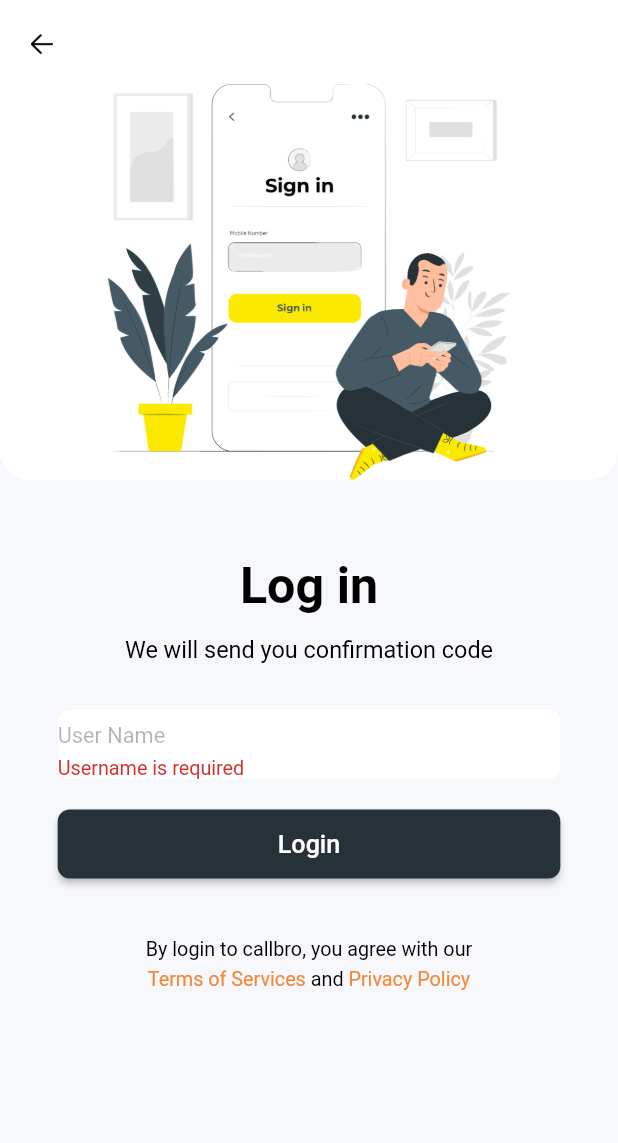
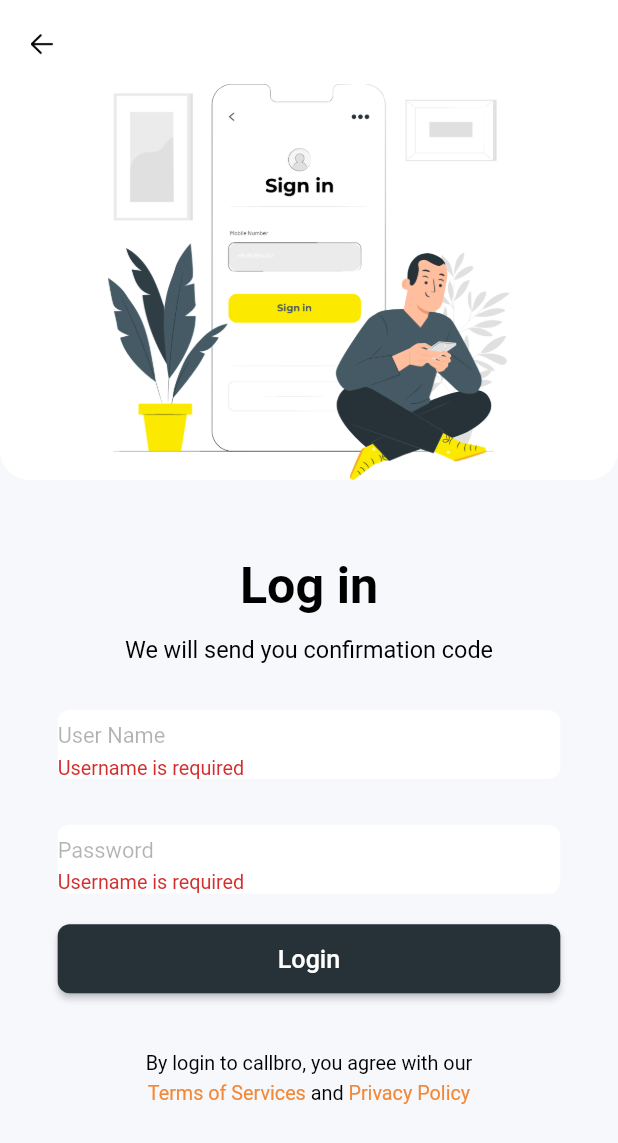
Before and after one commit to gopika-projects/computek, a Flutter app: the LoginView screen opened by its route, after a tap on "Login", on a phone screen of 412 x 824 dp. Shown: the top 1143 px of the screen. Run offline on Flutter 3.47's test engine with Material 2 defaults, Android fonts, the phone set to English and light mode, and no system bars; our stand-ins replace country_code_picker, flutter_screenutil, fluttertoast, shared_preferences; accounts and stored records are empty; Roboto replaces fonts that are missing (Barlow); statements that could not run were skipped.

Commit message:
password field

```diff
--- a/lib/UI/login/login_view.dart
+++ b/lib/UI/login/login_view.dart
@@ -73,7 +73,7 @@ class LoginView extends StatelessWidget {
                         ),
                       ),
                       textFieldWidget(model),
-                      //textFieldWidget(model),
+                      //  textFieldWidget(model),
                       buttonWidget(model),
                       footerText(),
                       SizedBox(height: 81.h),
@@ -131,7 +131,9 @@ class LoginView extends StatelessWidget {
     return Form(
       key: model.formKey,
       autovalidateMode: model.autovalidateMode,
-      child: Container(
+      child: Column(
+        children: [
+          Container(
             height: 46,
             width: ScreenSize.width,
             decoration: BoxDecoration(
@@ -178,6 +180,56 @@ class LoginView extends StatelessWidget {
               ],
             ),
           ),
+          Container(
+            height: 46,
+            width: ScreenSize.width,
+            decoration: BoxDecoration(
+              color: Palette.white,
+              borderRadius: BorderRadius.circular(8),
+            ),
+            margin: EdgeInsets.only(top: 30.h),
+            child: Row(
+              children: [
+                Expanded(
+                  child: TextFormField(
+                    obscureText: true,
+                    keyboardType: TextInputType.text,
+                    //maxLength: 10,
+                    //maxLengthEnforcement: MaxLengthEnforcement.enforced,
+                    buildCounter: (
+                      context, {
+                      required currentLength,
+                      required isFocused,
+                      maxLength,
+                    }) {
+                      return const SizedBox();
+                    },
+                    decoration: InputDecoration(
+                      border: InputBorder.none,
+                      hintText: 'Password',
+                      hintStyle: TextStyle(
+                        fontSize: 13.sp,
+                        color: Palette.hint,
+                      ),
+                      contentPadding: EdgeInsets.only(bottom: 10.h),
+                    ),
+                    validator: (value) {
+                      if (value?.isEmpty ?? true) {
+                        return 'Username is required';
+                      }
+                      // if (value?.length != 10) {
+                      //   return 'Invalid phone number';
+                      // }
+                      return null;
+                    },
+                    onSaved: (newValue) => model.mobile = newValue,
+                  ),
+                ),
+              ],
+            ),
+          ),
+        ],
+      ),
     );
   }
 
```
Lines whose indentation alone changed are shown as unchanged.
